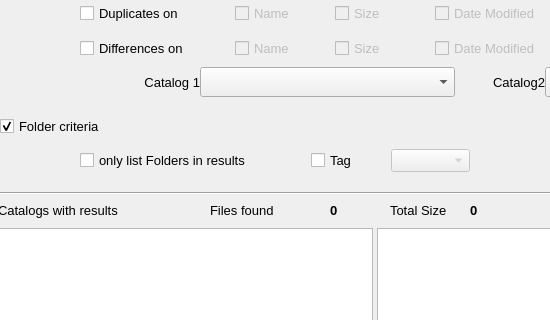
Old version of the form mainwindow.ui in the repository StephaneCouturier/Katalog; both pictures show x 350 to 900 and y 287 to 607 of the 1158 by 936 pixel window.
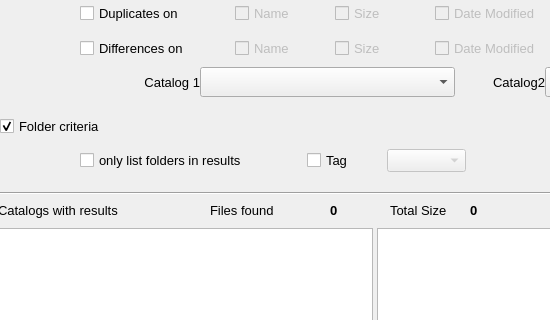
New version of the form. Icons and pictures are not drawn. Custom widgets are drawn as their Qt base class.

```diff
--- a/mainwindow.ui
+++ b/mainwindow.ui
@@ -3296,7 +3296,7 @@
                          <string>Choose to only show folders as results</string>
                         </property>
                         <property name="text">
-                         <string>only list Folders in results</string>
+                         <string>only list folders in results</string>
                         </property>
                         <property name="tristate">
                          <bool>false</bool>
```
